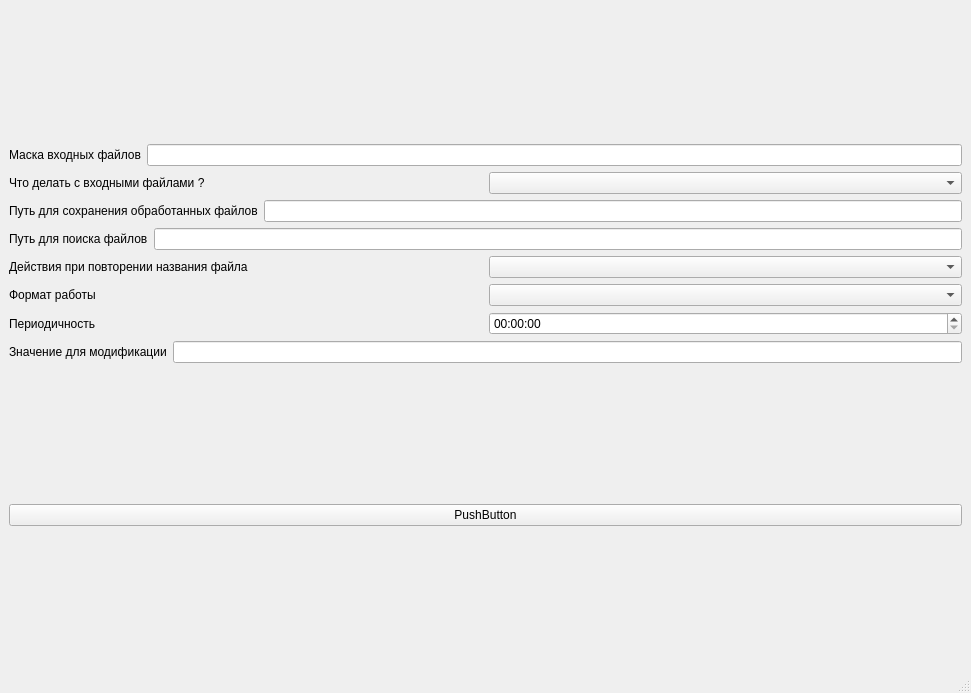
The window that mainwindow.ui (KorolevIvanMi/FileCoder) describes before a commit, drawn with Qt 5.
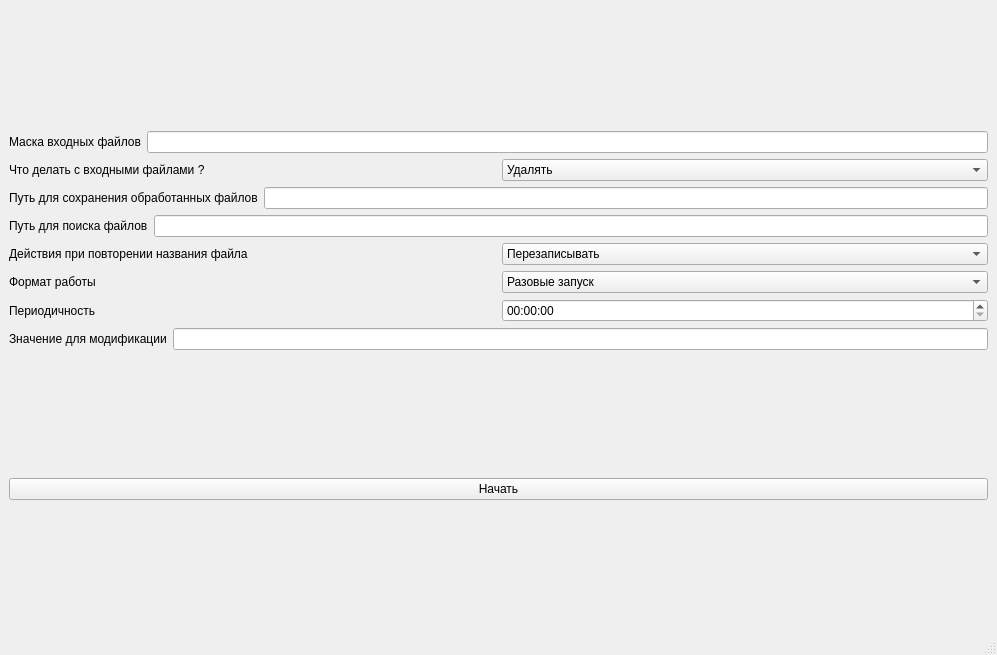
The same window after the commit.

Commit message: give names to widgets

The edit to the form file:
```diff
--- a/mainwindow.ui
+++ b/mainwindow.ui
@@ -6,8 +6,8 @@
    <rect>
     <x>0</x>
     <y>0</y>
-    <width>971</width>
-    <height>693</height>
+    <width>997</width>
+    <height>655</height>
    </rect>
   </property>
   <property name="windowTitle">
@@ -44,7 +44,18 @@
          </widget>
         </item>
         <item>
-         <widget class="QComboBox" name="comboBox"/>
+         <widget class="QComboBox" name="outputFileActionCmb">
+          <item>
+           <property name="text">
+            <string>Удалять</string>
+           </property>
+          </item>
+          <item>
+           <property name="text">
+            <string>Сохранять</string>
+           </property>
+          </item>
+         </widget>
         </item>
        </layout>
       </item>
@@ -86,7 +97,18 @@
          </widget>
         </item>
         <item>
-         <widget class="QComboBox" name="comboBox_2"/>
+         <widget class="QComboBox" name="repeatingFileCmb">
+          <item>
+           <property name="text">
+            <string>Перезаписывать</string>
+           </property>
+          </item>
+          <item>
+           <property name="text">
+            <string>Модифицировать название</string>
+           </property>
+          </item>
+         </widget>
         </item>
        </layout>
       </item>
@@ -100,7 +122,18 @@
          </widget>
         </item>
         <item>
-         <widget class="QComboBox" name="comboBox_3"/>
+         <widget class="QComboBox" name="workFormatCmb">
+          <item>
+           <property name="text">
+            <string>Разовые запуск</string>
+           </property>
+          </item>
+          <item>
+           <property name="text">
+            <string>Периодическое срабатывание</string>
+           </property>
+          </item>
+         </widget>
         </item>
        </layout>
       </item>
@@ -139,7 +172,7 @@
       <item>
        <widget class="QPushButton" name="pushButton">
         <property name="text">
-         <string>PushButton</string>
+         <string>Начать</string>
         </property>
        </widget>
       </item>
```
Left out of the diff: 14 changed lines with no effect on the pictures.
